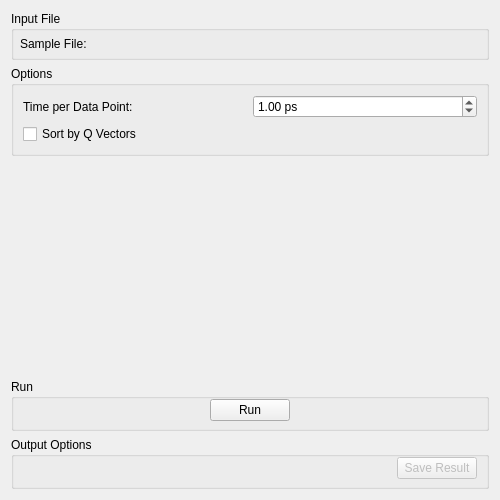
mantidproject/mantid, file qt/scientific_interfaces/Indirect/Simulation/Sassena.ui: the form before one commit.
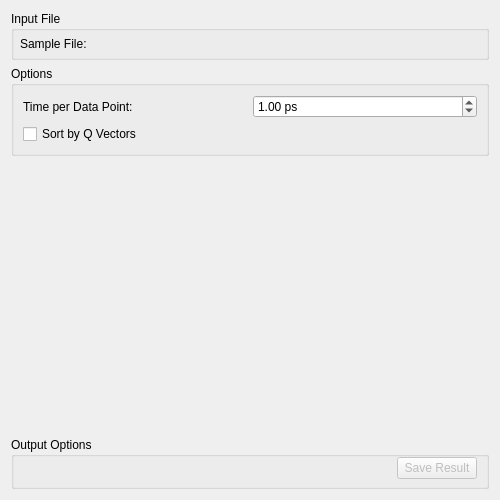
The form after the commit. Custom widgets are drawn as their Qt base class.

Commit message: Use RunWidget for Sassena tab

What changed in the file:
```diff
--- a/qt/scientific_interfaces/Indirect/Simulation/Sassena.ui
+++ b/qt/scientific_interfaces/Indirect/Simulation/Sassena.ui
@@ -114,58 +114,7 @@
     </spacer>
    </item>
    <item>
-    <widget class="QGroupBox" name="gbRun">
-     <property name="title">
-      <string>Run</string>
-     </property>
-     <layout class="QHBoxLayout" name="horizontalLayout_2">
-      <property name="leftMargin">
-       <number>0</number>
-      </property>
-      <property name="topMargin">
-       <number>0</number>
-      </property>
-      <property name="rightMargin">
-       <number>0</number>
-      </property>
-      <property name="bottomMargin">
-       <number>7</number>
-      </property>
-      <item>
-       <spacer name="horizontalSpacer_2">
-        <property name="orientation">
-         <enum>Qt::Horizontal</enum>
-        </property>
-        <property name="sizeHint" stdset="0">
-         <size>
-          <width>194</width>
-          <height>20</height>
-         </size>
-        </property>
-       </spacer>
-      </item>
-      <item>
-       <widget class="QPushButton" name="pbRun">
-        <property name="text">
-         <string>Run</string>
-        </property>
-       </widget>
-      </item>
-      <item>
-       <spacer name="horizontalSpacer">
-        <property name="orientation">
-         <enum>Qt::Horizontal</enum>
-        </property>
-        <property name="sizeHint" stdset="0">
-         <size>
-          <width>193</width>
-          <height>20</height>
-         </size>
-        </property>
-       </spacer>
-      </item>
-     </layout>
-    </widget>
+    <widget class="QWidget" name="runWidget" native="true"/>
    </item>
    <item>
     <widget class="QGroupBox" name="gbOutput">
```
The commit also changes 2 other files.
